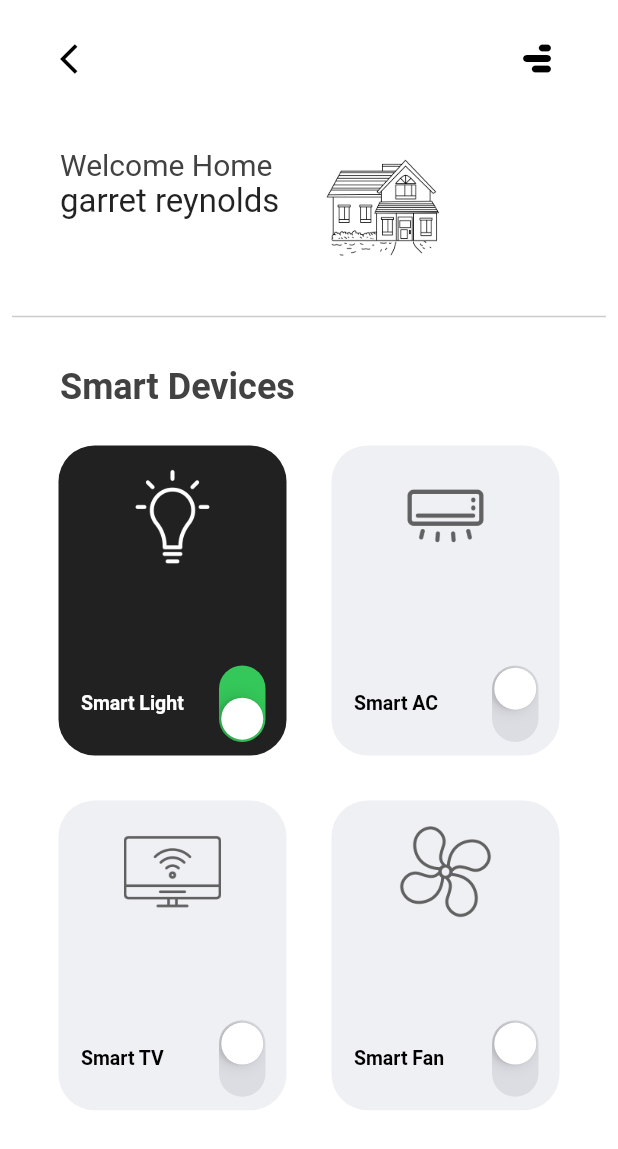
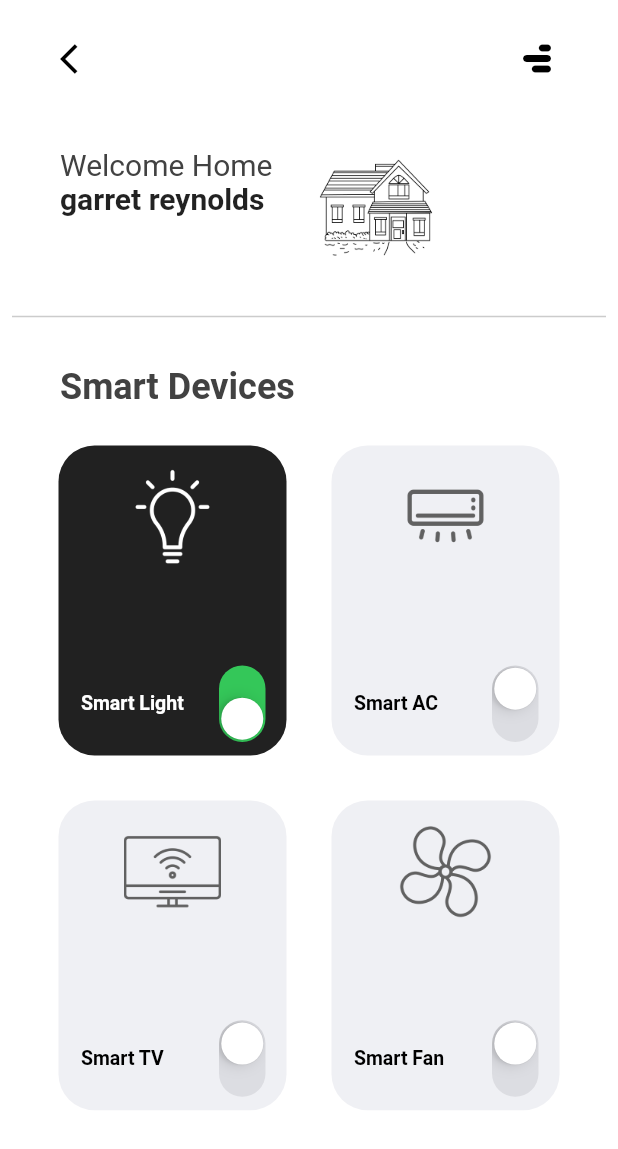
Before and after one commit to Alex5683/home_application, a Flutter app: the HomePage screen opened directly, on a phone screen of 412 x 824 dp. Shown: the top 1149 px of the screen. Run offline on Flutter 3.47's test engine with Material 2 defaults, Android fonts, the phone set to English and light mode, and no system bars; our stand-ins replace google_fonts, percent_indicator; missing offline and left inert: molten_navigationbar_flutter.

Commit message:
this is my first pro

```diff
--- a/lib/pages/home_page.dart
+++ b/lib/pages/home_page.dart
@@ -91,7 +91,8 @@ class _HomePageState extends State<HomePage> {
                   ),
                   Text(
                     'garret reynolds',
-                    style: TextStyle(fontSize: 22),
+                    style: TextStyle(fontSize: 20,fontWeight: FontWeight.bold),
+
                   ),
                 ],
               ),
```
